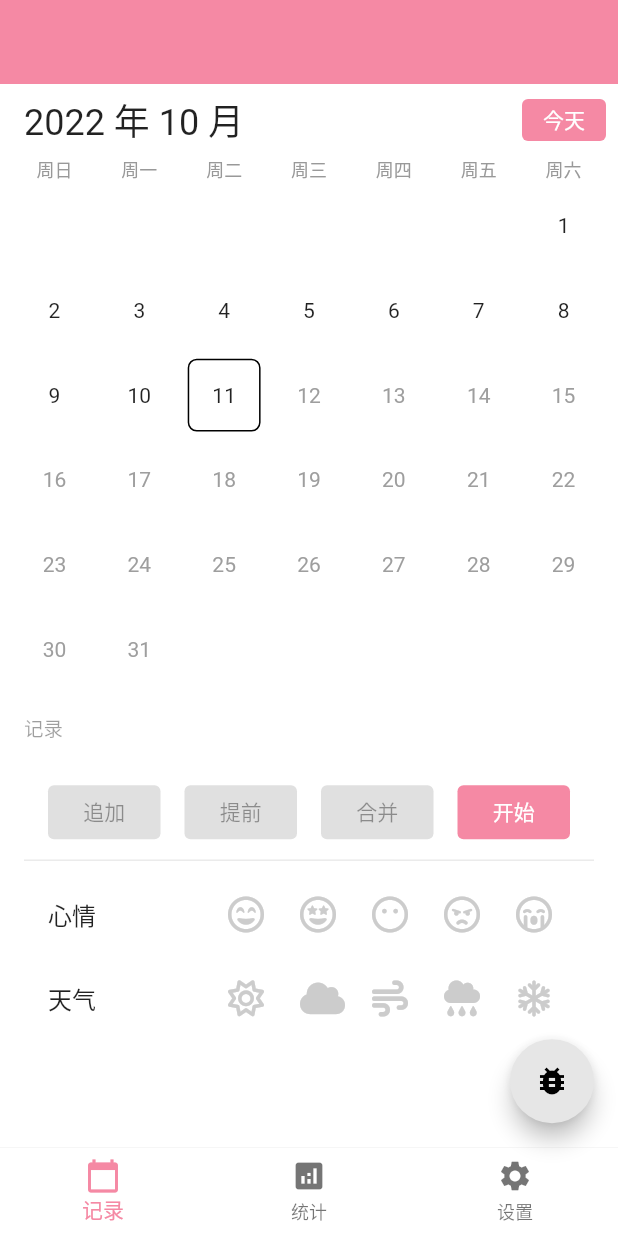
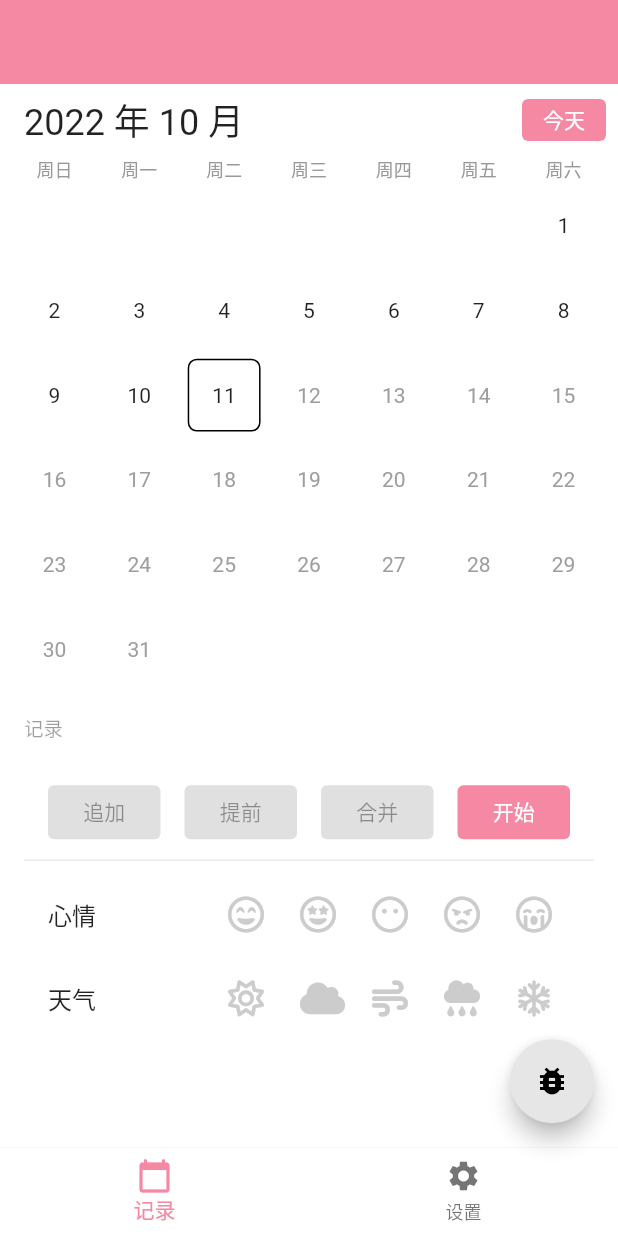
Before and after one commit to luorijun/useful_recorder, a Flutter app: the screen it shows after launch, on a phone screen of 412 x 824 dp. Run offline on Flutter 3.47's test engine with Material 2 defaults, Android fonts, the phone set to English and light mode, and no system bars; our stand-ins replace font_awesome_flutter, numberpicker, shared_preferences, sqflite; accounts and stored records are empty.

Commit message:
在生产模式下隐藏统计页

```diff
--- a/lib/views/home.dart
+++ b/lib/views/home.dart
@@ -1,6 +1,7 @@
 import 'dart:developer';
 
 import 'package:animations/animations.dart';
+import 'package:flutter/foundation.dart';
 import 'package:flutter/material.dart';
 import 'package:provider/provider.dart';
 import 'package:useful_recorder/models/record.dart';
@@ -47,7 +48,7 @@ class HomePage extends StatelessWidget {
 
     final state = HomePageState([
       RecordsView(),
-      AnalysisView(),
+      if (kDebugMode) AnalysisView(),
       SettingsView(),
     ]);
 
@@ -85,10 +86,11 @@ class HomePage extends StatelessWidget {
                   icon: Icon(Icons.calendar_today),
                   label: "记录",
                 ),
-                BottomNavigationBarItem(
-                  icon: Icon(Icons.analytics),
-                  label: "统计",
-                ),
+                if (kDebugMode)
+                  BottomNavigationBarItem(
+                    icon: Icon(Icons.analytics),
+                    label: "统计",
+                  ),
                 BottomNavigationBarItem(
                   icon: Icon(Icons.settings),
                   label: "设置",
```
